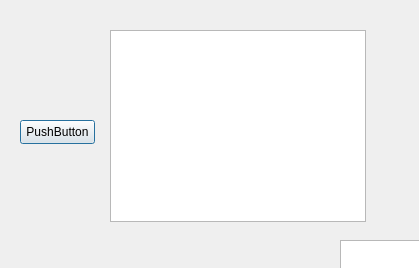
The window that helpHour/dialog.ui (LorenzoDLaw/InterfaceLab) describes before a commit, drawn with Qt 5.
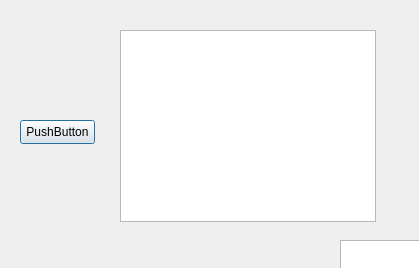
The same window after the commit.

Patch:
```diff
--- a/helpHour/dialog.ui
+++ b/helpHour/dialog.ui
@@ -13,16 +13,6 @@
   <property name="windowTitle">
    <string>Dialog</string>
   </property>
-  <widget class="QTableView" name="tabella">
-   <property name="geometry">
-    <rect>
-     <x>110</x>
-     <y>30</y>
-     <width>256</width>
-     <height>192</height>
-    </rect>
-   </property>
-  </widget>
   <widget class="QPushButton" name="bAggiungiAlunno">
    <property name="geometry">
     <rect>
@@ -59,6 +49,16 @@
     </rect>
    </property>
   </widget>
+  <widget class="QTableWidget" name="tabella">
+   <property name="geometry">
+    <rect>
+     <x>120</x>
+     <y>30</y>
+     <width>256</width>
+     <height>192</height>
+    </rect>
+   </property>
+  </widget>
  </widget>
  <resources/>
  <connections/>
```
